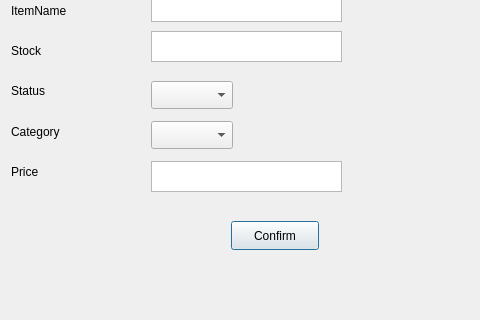
This is insert_s2.ui in QjaYo/Database_MiniProject as Qt 5 draws it before an edit; both pictures show x 109 to 589 and y 89 to 409 of the 589 by 409 pixel window. The edited form follows.
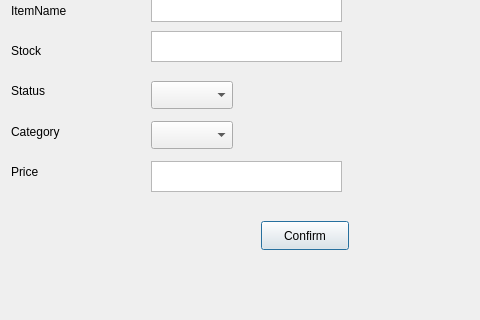
This is the edited form.

What changed in the file:
```diff
--- a/insert_s2.ui
+++ b/insert_s2.ui
@@ -81,7 +81,7 @@
   <widget class="QPushButton" name="btn_confirm">
    <property name="geometry">
     <rect>
-     <x>340</x>
+     <x>370</x>
      <y>310</y>
      <width>88</width>
      <height>29</height>
```
